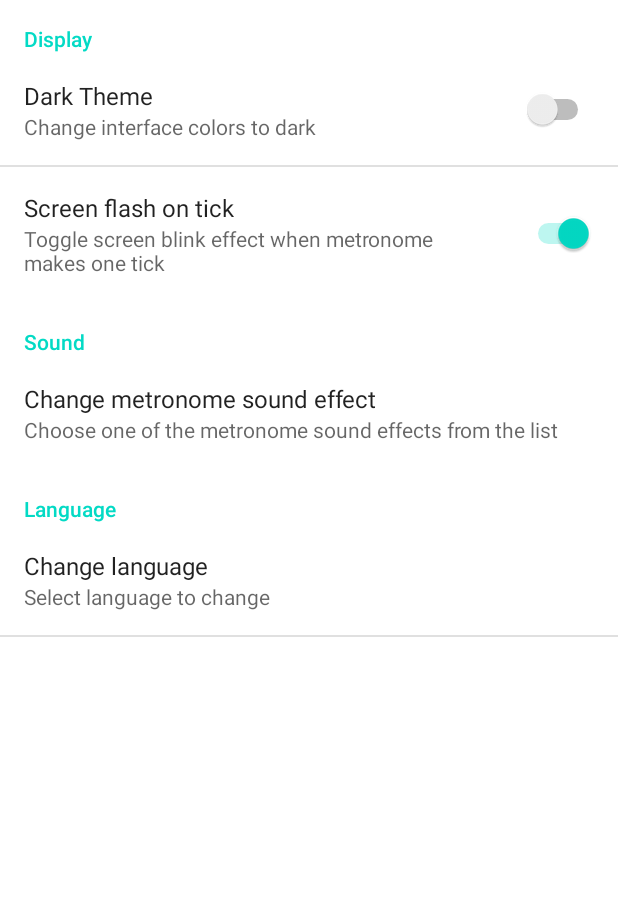
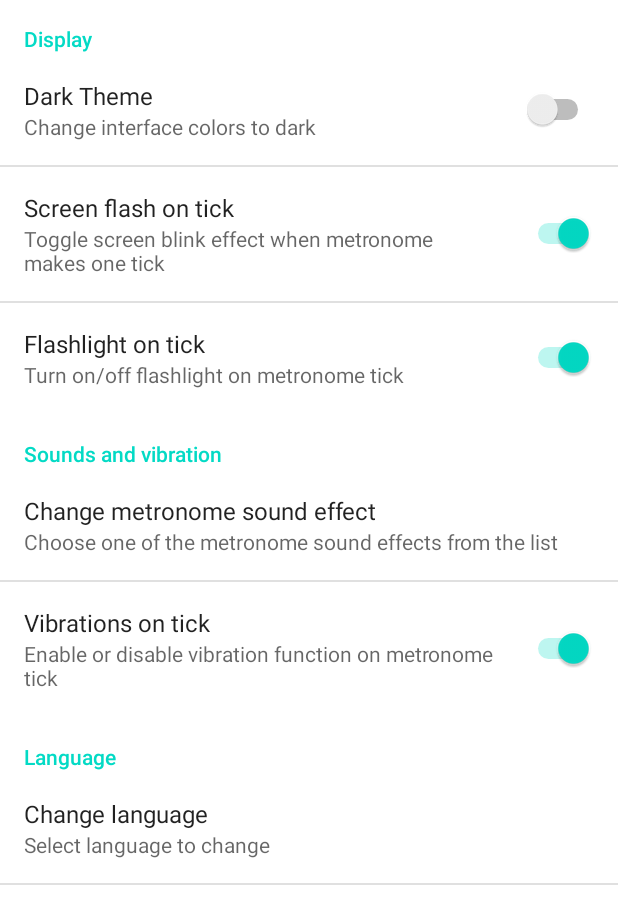
Before and after one commit to Gotfryd/Metronom, an Android app: the SettingsActivity screen opened directly, with no data from a screen before it, on a phone screen of 412 x 824 dp. Shown: the top 924 px of the screen. Run offline under Robolectric (Android 15) with nearby library versions, the phone set to English and light mode, and no system bars.

Commit message:
Flashlight, vibrations, translations
Added new method that triggers flashlight on tick. Added new method that vibrates phone for 100 ms. Both functions can be disabled in options. Added new translations for strings

```diff
--- a/app/src/main/AndroidManifest.xml
+++ b/app/src/main/AndroidManifest.xml
@@ -7,6 +7,7 @@
     <uses-permission android:name="android.permission.RECORD_AUDIO" />
     <uses-permission android:name="android.permission.WRITE_EXTERNAL_STORAGE" />
     <uses-permission android:name="android.permission.MANAGE_EXTERNAL_STORAGE" />
+    <uses-permission android:name="android.permission.VIBRATE" />
 
     <application
         android:allowBackup="true"
--- a/app/src/main/res/values/strings.xml
+++ b/app/src/main/res/values/strings.xml
@@ -5,7 +5,7 @@
     <string name="settings_icon">Settings</string>
     <string name="actionBarTitle">Metronome</string>
     <string name="preferenceCategoryOne">Display</string>
-    <string name="preferenceCategoryTwo">Sound</string>
+    <string name="preferenceCategoryTwo">Sounds and vibration</string>
     <string name="preferenceCategoryThree">Language</string>
     <string name="darkTheme">Dark Theme</string>
     <string name="darkThemeSummary">Change interface colors to dark</string>
@@ -43,6 +43,9 @@
     <string name="permToRecord">Please grant permissions to record audio</string>
     <string name="audioPermDenied">Permissions denied to record audio</string>
     <string name="storageNotRead">External storage is not readable</string>
-
-
+    <string name="vibrationsOnTickSummary">Enable or disable vibration function on metronome tick</string>
+    <string name="flashlightOnTick">Flashlight on tick</string>
+    <string name="flashlightOnTickSummary">Turn on/off flashlight on metronome tick</string>
+    <string name="noFlashOnDevice">No flashlight available on your device</string>
+    <string name="vibrationsOnTick">Vibrations on tick</string>
 </resources>
--- a/app/src/main/res/xml/preferences.xml
+++ b/app/src/main/res/xml/preferences.xml
@@ -15,6 +15,12 @@
             android:title="@string/flashAnimation"
             android:summary="@string/flashAnimationSummary" />
 
+        <SwitchPreference
+            android:defaultValue="true"
+            android:key="flashlight_switch"
+            android:title="@string/flashlightOnTick"
+            android:summary="@string/flashlightOnTickSummary" />
+
     </PreferenceCategory>
 
 
@@ -30,6 +36,13 @@
             android:key="sound_effects_list"
             android:summary="@string/soundEffectSummary"
             android:title="@string/soundEffect" />
+
+        <SwitchPreference
+            android:defaultValue="true"
+            android:key="vibrations_switch"
+            android:title="@string/vibrationsOnTick"
+            android:summary="@string/vibrationsOnTickSummary" />
+
     </PreferenceCategory>
 
     <PreferenceCategory android:title="@string/preferenceCategoryThree">
```
Also changed, not shown: app/src/main/java/pl/pwr/metronom/MainActivity.java (+65 -19 lines), 2 other files.
